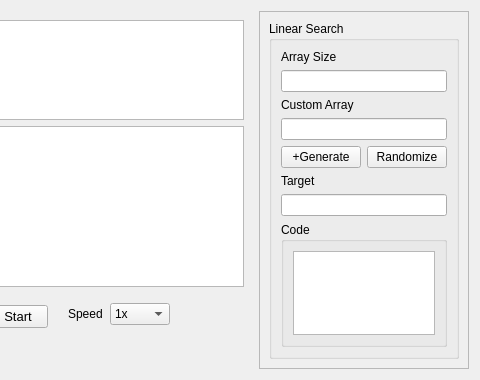
Qt form form.ui (Binaya764/DSA-Visualizer) before a commit; both pictures show x 255 to 735 and y 0 to 380 of the 735 by 380 pixel window.
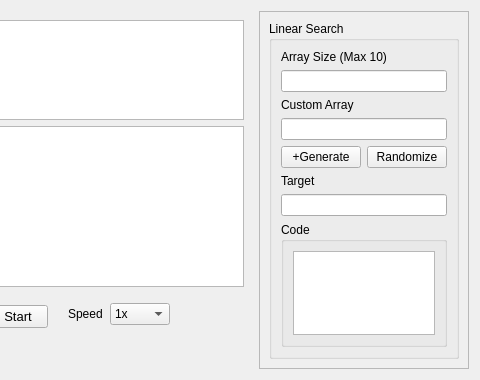
The same form after that commit. The open tabs and pages were chosen to show the change.

The edit to the form file:
```diff
--- a/form.ui
+++ b/form.ui
@@ -773,7 +773,7 @@
                 <item>
                  <widget class="QLabel" name="label_6">
                   <property name="text">
-                   <string>Array Size</string>
+                   <string>Array Size (Max 10)</string>
                   </property>
                  </widget>
                 </item>
```
Left out of the diff: 8 changed lines with no effect on the pictures.
